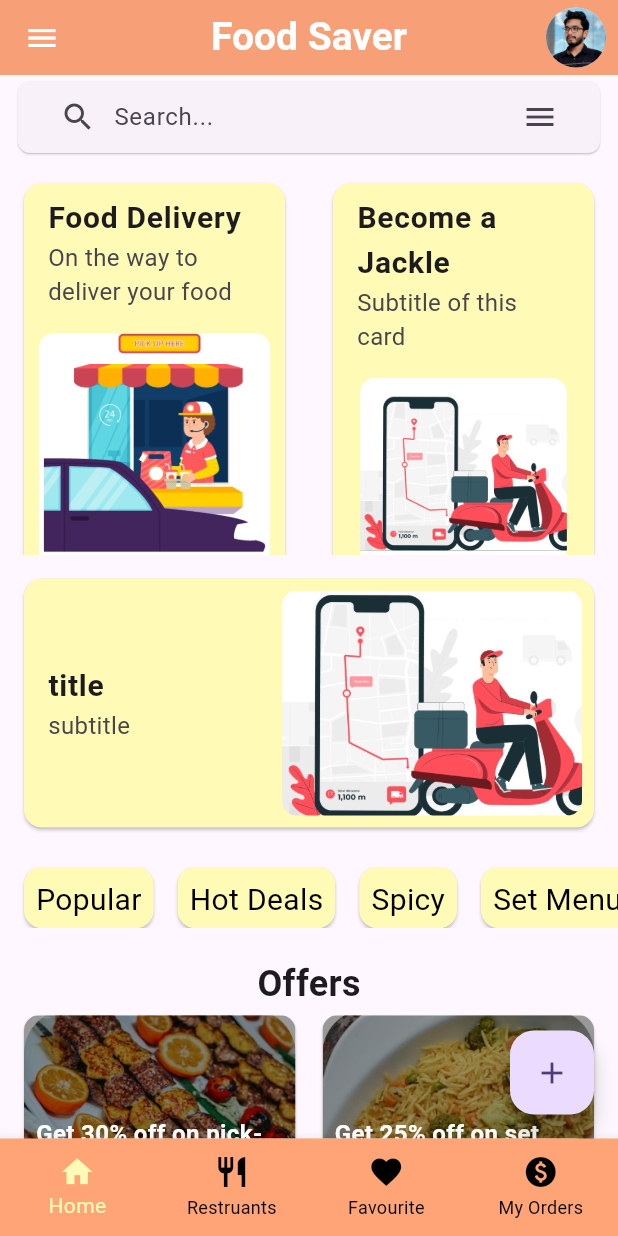
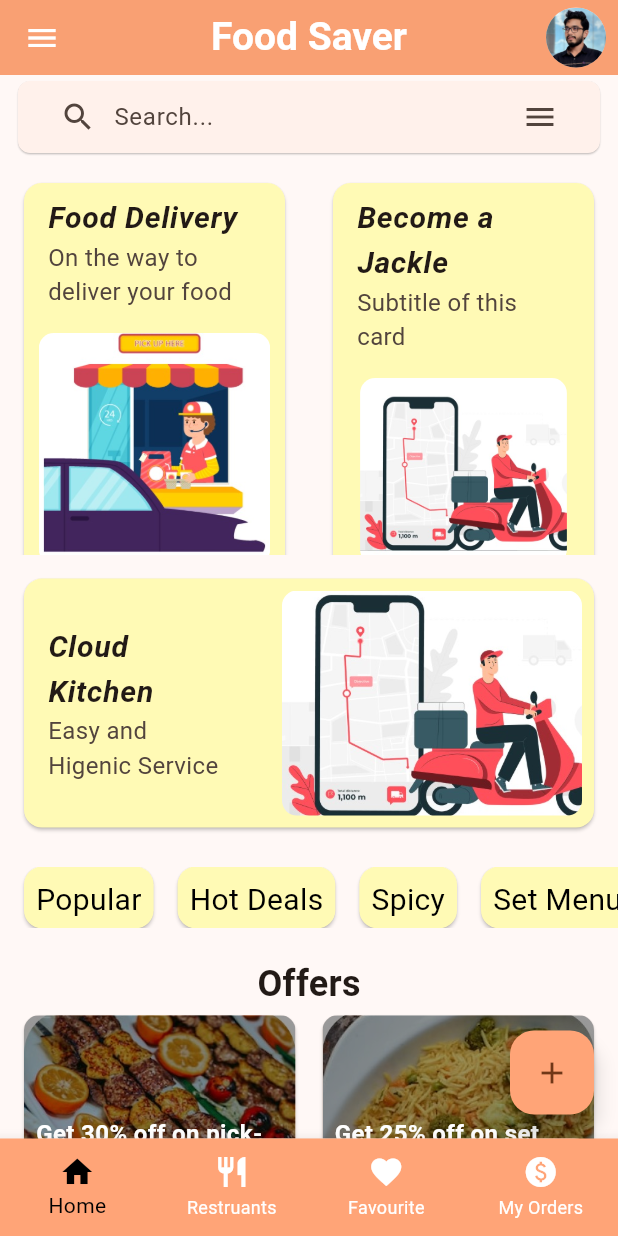
Before and after one commit to jahidh524/FoodSaver, a Flutter app: the screen it shows after launch, in the side drawer, after a tap on the "add" icon, on a phone screen of 412 x 824 dp. Run offline on Flutter 3.47's test engine with Material 2 defaults, Android fonts, the phone set to English and light mode, and no system bars; our stand-ins replace flutter_riverpod.

Commit message:
Home page done

```diff
--- a/lib/feature/home/presentation/screen/home_page.dart
+++ b/lib/feature/home/presentation/screen/home_page.dart
@@ -90,8 +90,8 @@ class _MyHomePageState extends ConsumerState<MyHomePage> {
             ),
           ),
           CustomCardHorizontal(
-              title: 'title',
-              subtitle: 'subtitle',
+              title: 'Cloud Kitchen',
+              subtitle: 'Easy and Higenic Service',
               imagePath: homeDataList[1].imagePath),
           const SizedBox(
             height: 10,
@@ -150,6 +150,7 @@ class _MyHomePageState extends ConsumerState<MyHomePage> {
             style: TextStyle(fontSize: 24, fontWeight: FontWeight.bold),
             textAlign: TextAlign.left,
           ),
+          const SizedBox(height: 5),
           SizedBox(
             height: height * 0.32,
             width: width,
@@ -158,7 +159,7 @@ class _MyHomePageState extends ConsumerState<MyHomePage> {
               gridDelegate: const SliverGridDelegateWithFixedCrossAxisCount(
                 crossAxisCount: 3,
                 crossAxisSpacing: 0.0,
-                mainAxisSpacing: 0.0,
+                mainAxisSpacing: 8.0,
               ),
               itemCount: foodCategory.length,
               itemBuilder: (BuildContext context, int index) {
@@ -174,7 +175,7 @@ class _MyHomePageState extends ConsumerState<MyHomePage> {
       ),
       floatingActionButton: FloatingActionButton(
         onPressed: () {},
-        // tooltip: 'Increment',
+        backgroundColor: const Color(0xffFFA477),
         child: const Icon(Icons.add),
       ),
     );
--- a/lib/main.dart
+++ b/lib/main.dart
@@ -18,7 +18,7 @@ class MyApp extends StatelessWidget {
     return MaterialApp(
       debugShowCheckedModeBanner: false,
       theme: ThemeData(
-        colorScheme: ColorScheme.fromSeed(seedColor: const Color.fromARGB(255, 148, 95, 240)),
+        colorScheme: ColorScheme.fromSeed(seedColor: const Color(0xffFFA477),),
         useMaterial3: true,
       ),
       // home: const MyHomePage(title: 'Food Saver'),
--- a/lib/widget/bottom_tab_bar_widget.dart
+++ b/lib/widget/bottom_tab_bar_widget.dart
@@ -1,11 +1,13 @@
 import 'package:flutter/material.dart';
 import 'package:flutter/services.dart';
 import 'package:food_saver/feature/home/presentation/screen/home_page.dart';
+import 'package:food_saver/feature/restaurant/presentation/screen/restaurant_page.dart';
 
 class BottomTabBar extends StatefulWidget {
   final int index;
   const BottomTabBar(this.index, {Key? key}) : super(key: key);
   @override
+  // ignore: no_logic_in_create_state
   BottomTabBarState createState() => BottomTabBarState(index);
 }
 
@@ -19,8 +21,8 @@ class BottomTabBarState extends State<BottomTabBar> {
     switch (_selectedIndex) {
       case 0:
         return const MyHomePage(title: 'Food Saver');
-      // case 1:
-      //   return const CommunityListScreen();
+      case 1:
+        return const RestaurantPage();
       // case 2:
       //   return const CreateCommunityScreen();
       // case 3:
@@ -61,8 +63,8 @@ class BottomTabBarState extends State<BottomTabBar> {
                     type: BottomNavigationBarType.fixed,
                     currentIndex: _selectedIndex,
                     backgroundColor: const Color(0xffFFA477),
-                    selectedItemColor: const Color(0xffFFFAB5),
-                    unselectedItemColor: Colors.black,
+                    selectedItemColor: Colors.black,
+                    unselectedItemColor: Colors.white,
                     onTap: (value) {
                       //print("check value$value");
                       setState(() {
--- a/lib/widget/custom_card_horizontal.dart
+++ b/lib/widget/custom_card_horizontal.dart
@@ -30,6 +30,7 @@ class CustomCardHorizontal extends StatelessWidget {
                   style: const TextStyle(
                     fontWeight: FontWeight.bold,
                     fontSize: 20,
+                    fontStyle: FontStyle.italic
                   ),
                 ),
                 subtitle: Text(
--- a/lib/widget/custom_card_vertical.dart
+++ b/lib/widget/custom_card_vertical.dart
@@ -29,6 +29,7 @@ class CustomCardVertical extends StatelessWidget {
                 style: const TextStyle(
                   fontWeight: FontWeight.bold,
                   fontSize: 20,
+                  fontStyle: FontStyle.italic
                 ),
               ),
               subtitle: Text(
--- a/lib/widget/custom_food_category.dart
+++ b/lib/widget/custom_food_category.dart
@@ -4,33 +4,30 @@ class CustomFoodCategory extends StatelessWidget {
   final String imageUrl;
   final String caption;
 
-  const CustomFoodCategory({super.key, required this.imageUrl, required this.caption});
+  const CustomFoodCategory(
+      {super.key, required this.imageUrl, required this.caption});
 
   @override
   Widget build(BuildContext context) {
-    return Card(
-
-      elevation: 1.0,
-      child: Column(
+    return Column(
+      mainAxisAlignment: MainAxisAlignment.start,
       children: [
-          const SizedBox(height: 10,),
-          Image.asset(
-            imageUrl,
-            fit: BoxFit.cover,
-            height: 80.0,
-          ),
-          Padding(
-            padding: const EdgeInsets.only(top: 8),
-            child: Text(
+        Text(
           caption,
           style: const TextStyle(
             fontSize: 16.0,
             fontWeight: FontWeight.bold,
           ),
         ),
+        const SizedBox(
+          height: 5,
+        ),
+        Image.asset(
+          imageUrl,
+          fit: BoxFit.cover,
+          height: 100.0,
         ),
       ],
-      ),
     );
   }
 }
```
Also changed, not shown: lib/feature/restaurant/presentation/screen/custom_restaurant_card.dart (added, +74 -0 lines), lib/feature/restaurant/presentation/screen/restaurant_page.dart (added, +25 -0 lines). Lines whose indentation alone changed are shown as unchanged.
